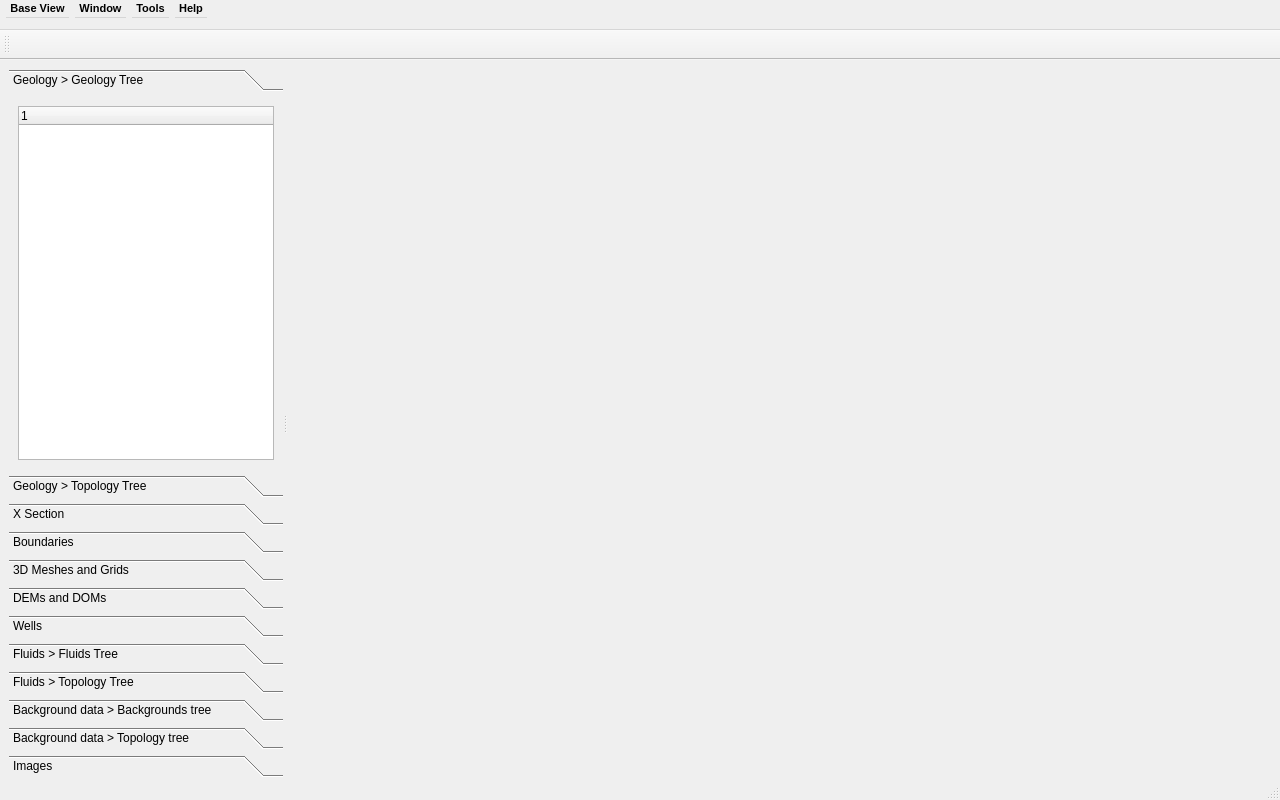
Old version of the form gui/base_view_window.ui in the repository gecos-lab/PZero.
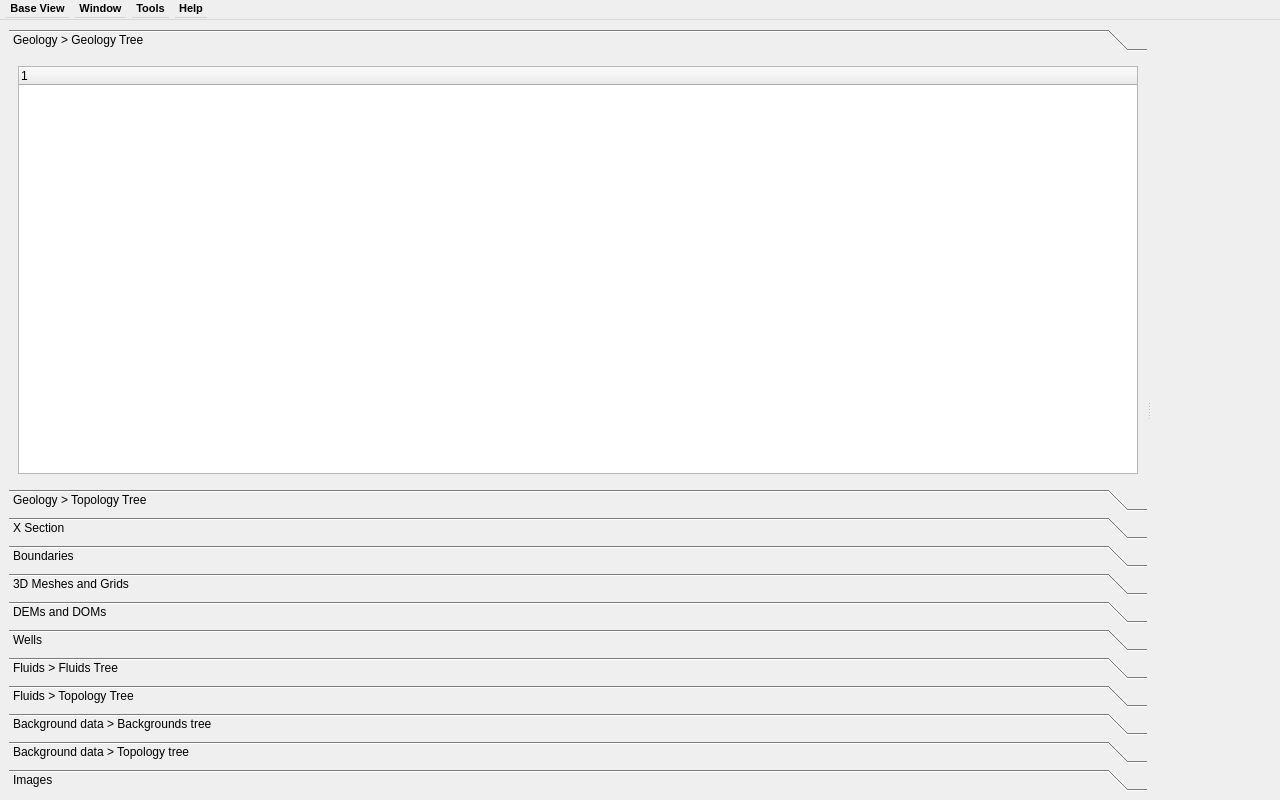
New version of the form.

Patch:
```diff
--- a/gui/base_view_window.ui
+++ b/gui/base_view_window.ui
@@ -43,8 +43,8 @@
    </property>
    <property name="minimumSize">
     <size>
-     <width>1280</width>
-     <height>726</height>
+     <width>1270</width>
+     <height>770</height>
     </size>
    </property>
    <property name="baseSize">
@@ -82,15 +82,15 @@
       </property>
       <widget class="QToolBox" name="toolBox">
        <property name="sizePolicy">
-        <sizepolicy hsizetype="Expanding" vsizetype="Expanding">
-         <horstretch>0</horstretch>
-         <verstretch>0</verstretch>
+        <sizepolicy hsizetype="MinimumExpanding" vsizetype="MinimumExpanding">
+         <horstretch>1</horstretch>
+         <verstretch>1</verstretch>
         </sizepolicy>
        </property>
        <property name="minimumSize">
         <size>
-         <width>0</width>
-         <height>0</height>
+         <width>120</width>
+         <height>760</height>
         </size>
        </property>
        <property name="baseSize">
@@ -110,8 +110,8 @@
          <rect>
           <x>0</x>
           <y>0</y>
-          <width>328</width>
-          <height>272</height>
+          <width>1137</width>
+          <height>426</height>
          </rect>
         </property>
         <property name="sizePolicy">
@@ -139,7 +139,7 @@
          <item>
           <widget class="QTreeWidget" name="GeologyTreeWidget">
            <property name="sizePolicy">
-            <sizepolicy hsizetype="Expanding" vsizetype="Expanding">
+            <sizepolicy hsizetype="MinimumExpanding" vsizetype="MinimumExpanding">
              <horstretch>1</horstretch>
              <verstretch>1</verstretch>
             </sizepolicy>
@@ -640,13 +640,19 @@
         <bool>true</bool>
        </property>
        <property name="sizePolicy">
-        <sizepolicy hsizetype="Expanding" vsizetype="Expanding">
+        <sizepolicy hsizetype="MinimumExpanding" vsizetype="MinimumExpanding">
          <horstretch>1</horstretch>
-         <verstretch>0</verstretch>
+         <verstretch>1</verstretch>
         </sizepolicy>
        </property>
        <property name="minimumSize">
         <size>
+         <width>120</width>
+         <height>760</height>
+        </size>
+       </property>
+       <property name="sizeIncrement">
+        <size>
          <width>0</width>
          <height>0</height>
         </size>
@@ -680,6 +686,13 @@
          <number>0</number>
         </property>
         <item>
+         <widget class="QWidget" name="" native="true">
+          <property name="sizePolicy">
+           <sizepolicy hsizetype="Expanding" vsizetype="MinimumExpanding">
+            <horstretch>0</horstretch>
+            <verstretch>0</verstretch>
+           </sizepolicy>
+          </property>
          <layout class="QVBoxLayout" name="ViewFrameLayout">
           <property name="spacing">
            <number>8</number>
@@ -700,6 +713,7 @@
            <number>4</number>
           </property>
          </layout>
+         </widget>
         </item>
        </layout>
       </widget>
@@ -713,7 +727,7 @@
      <x>0</x>
      <y>0</y>
      <width>1280</width>
-     <height>30</height>
+     <height>20</height>
     </rect>
    </property>
    <property name="sizePolicy">
@@ -725,7 +739,7 @@
    <property name="minimumSize">
     <size>
      <width>1280</width>
-     <height>30</height>
+     <height>20</height>
     </size>
    </property>
    <property name="baseSize">
@@ -800,55 +814,6 @@
    <addaction name="menuTools"/>
    <addaction name="menuHelp"/>
   </widget>
-  <widget class="QStatusBar" name="statusbar">
-   <property name="sizePolicy">
-    <sizepolicy hsizetype="MinimumExpanding" vsizetype="Fixed">
-     <horstretch>1</horstretch>
-     <verstretch>1</verstretch>
-    </sizepolicy>
-   </property>
-   <property name="minimumSize">
-    <size>
-     <width>1280</width>
-     <height>18</height>
-    </size>
-   </property>
-   <property name="baseSize">
-    <size>
-     <width>1280</width>
-     <height>18</height>
-    </size>
-   </property>
-  </widget>
-  <widget class="QToolBar" name="toolBarBase">
-   <property name="sizePolicy">
-    <sizepolicy hsizetype="MinimumExpanding" vsizetype="Fixed">
-     <horstretch>1</horstretch>
-     <verstretch>1</verstretch>
-    </sizepolicy>
-   </property>
-   <property name="minimumSize">
-    <size>
-     <width>1280</width>
-     <height>30</height>
-    </size>
-   </property>
-   <property name="baseSize">
-    <size>
-     <width>1280</width>
-     <height>30</height>
-    </size>
-   </property>
-   <property name="windowTitle">
-    <string>toolBar</string>
-   </property>
-   <attribute name="toolBarArea">
-    <enum>TopToolBarArea</enum>
-   </attribute>
-   <attribute name="toolBarBreak">
-    <bool>false</bool>
-   </attribute>
-  </widget>
   <action name="actionClose">
    <property name="text">
     <string>Close Window</string>
```
Left out of the diff: 58 changed lines with no effect on the pictures. Lines whose indentation alone changed are shown as unchanged.
